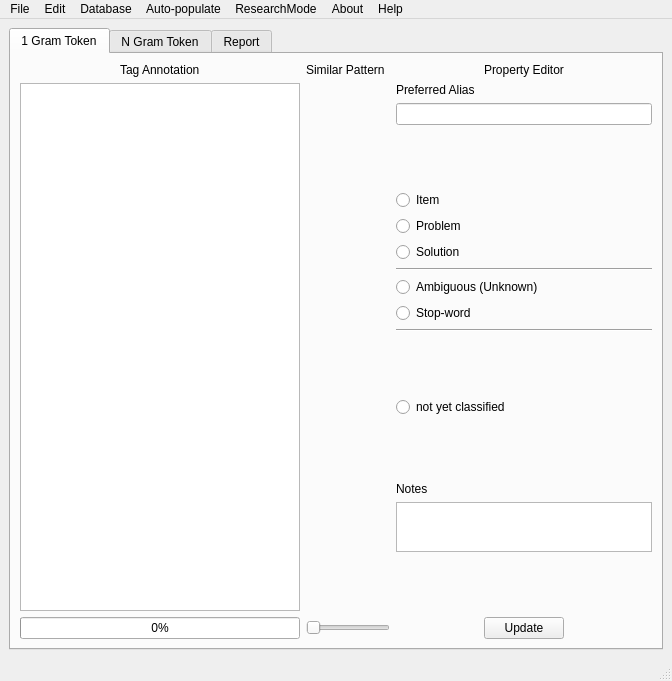
The window that nestor/ui/taggingUI.ui (usnistgov/nestor) describes before a commit, drawn with Qt 5.
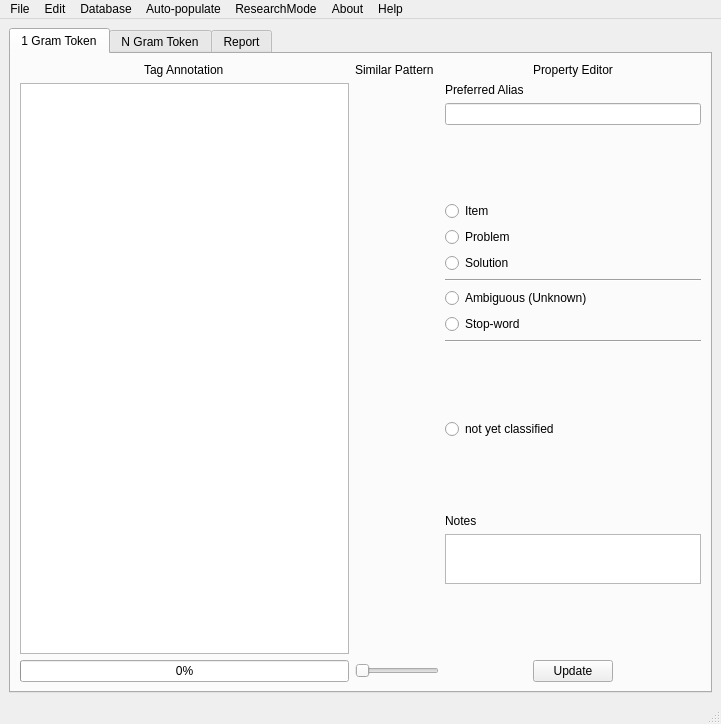
The same window after the commit.

Diff of the .ui file:
```diff
--- a/nestor/ui/taggingUI.ui
+++ b/nestor/ui/taggingUI.ui
@@ -6,8 +6,8 @@
    <rect>
     <x>0</x>
     <y>0</y>
-    <width>672</width>
-    <height>681</height>
+    <width>721</width>
+    <height>724</height>
    </rect>
   </property>
   <property name="windowTitle">
@@ -748,7 +748,7 @@
     <rect>
      <x>0</x>
      <y>0</y>
-     <width>672</width>
+     <width>721</width>
      <height>22</height>
     </rect>
    </property>
```
Left out of the diff: 8 changed lines with no effect on the pictures.
